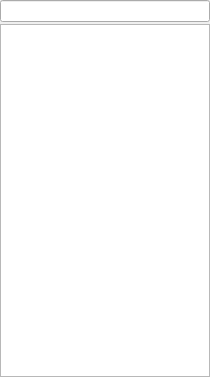
KDE/kate, file part/snippet/snippetview.ui: the form before one commit.
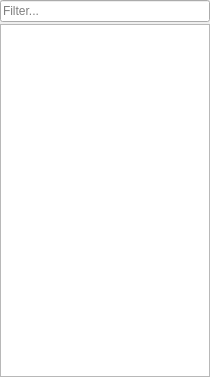
The form after the commit. Custom widgets are drawn as their Qt base class.

The edit to the form file:
```diff
--- a/part/snippet/snippetview.ui
+++ b/part/snippet/snippetview.ui
@@ -34,7 +34,7 @@
        <property name="toolTip">
         <string>Define filter here</string>
        </property>
-       <property name="clickMessage">
+       <property name="placeholderText">
         <string>Filter...</string>
        </property>
        <property name="showClearButton" stdset="0">
```
